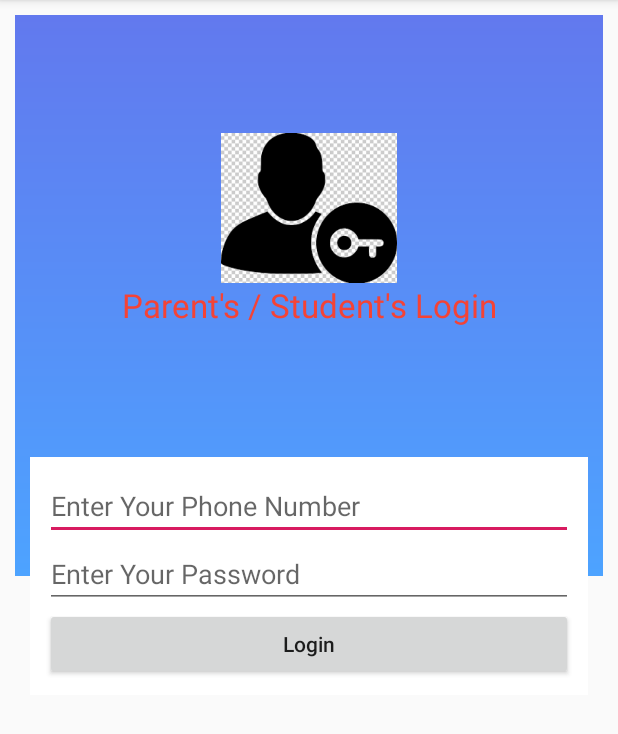
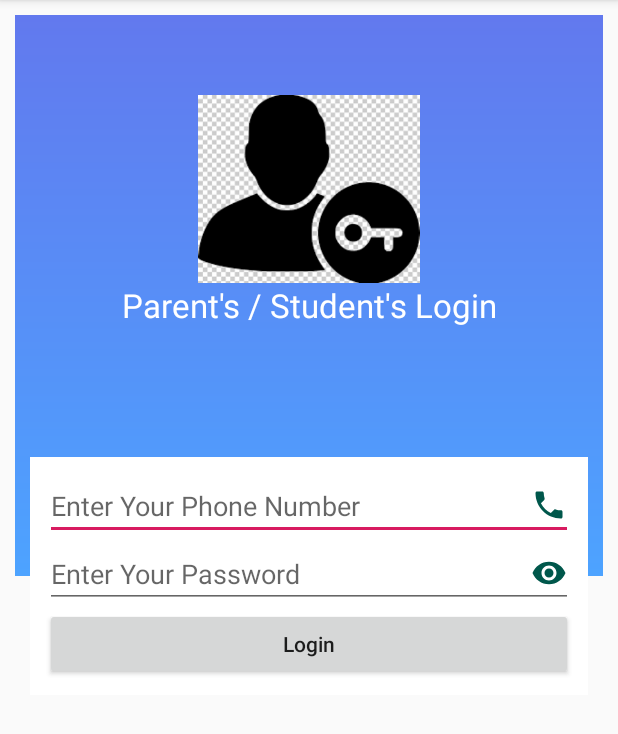
Before and after one commit to shub-naik/UpdatedSmartSchoolApp, an Android app: the ParentActivity screen opened directly, with no data from a screen before it, on a phone screen of 412 x 824 dp, the part 84-818 px from its top. Run offline under Robolectric (Android 15) with nearby library versions, the phone set to English and light mode, and no system bars; our stand-ins replace Firebase (no records; nobody signed in at launch, a user with empty details on screens opened directly).

Commit message:
Updated App Teacher Login

```diff
--- /dev/null
+++ b/app/src/main/res/drawable/ic_phone_black_24dp.xml
@@ -0,0 +1,5 @@
+<vector android:height="24dp" android:tint="#FBFBFB"
+    android:viewportHeight="24.0" android:viewportWidth="24.0"
+    android:width="24dp" xmlns:android="http://schemas.android.com/apk/res/android">
+    <path android:fillColor="#FF000000" android:pathData="M6.62,10.79c1.44,2.83 3.76,5.14 6.59,6.59l2.2,-2.2c0.27,-0.27 0.67,-0.36 1.02,-0.24 1.12,0.37 2.33,0.57 3.57,0.57 0.55,0 1,0.45 1,1V20c0,0.55 -0.45,1 -1,1 -9.39,0 -17,-7.61 -17,-17 0,-0.55 0.45,-1 1,-1h3.5c0.55,0 1,0.45 1,1 0,1.25 0.2,2.45 0.57,3.57 0.11,0.35 0.03,0.74 -0.25,1.02l-2.2,2.2z"/>
+</vector>
--- /dev/null
+++ b/app/src/main/res/drawable/password_visible.xml
@@ -0,0 +1,5 @@
+<vector android:height="24dp" android:tint="#FBFBFB"
+    android:viewportHeight="24.0" android:viewportWidth="24.0"
+    android:width="24dp" xmlns:android="http://schemas.android.com/apk/res/android">
+    <path android:fillColor="#FF000000" android:pathData="M12,4.5C7,4.5 2.73,7.61 1,12c1.73,4.39 6,7.5 11,7.5s9.27,-3.11 11,-7.5c-1.73,-4.39 -6,-7.5 -11,-7.5zM12,17c-2.76,0 -5,-2.24 -5,-5s2.24,-5 5,-5 5,2.24 5,5 -2.24,5 -5,5zM12,9c-1.66,0 -3,1.34 -3,3s1.34,3 3,3 3,-1.34 3,-3 -1.34,-3 -3,-3z"/>
+</vector>
--- a/app/src/main/res/layout/activity_parent.xml
+++ b/app/src/main/res/layout/activity_parent.xml
@@ -10,7 +10,6 @@
         android:padding="10dp">
 
         <LinearLayout xmlns:android="http://schemas.android.com/apk/res/android"
-            xmlns:app="http://schemas.android.com/apk/res-auto"
             xmlns:tools="http://schemas.android.com/tools"
             android:layout_width="match_parent"
             android:layout_height="match_parent"
@@ -45,12 +44,18 @@
                 android:id="@+id/edtParentPhoneNumber"
                 android:layout_width="match_parent"
                 android:layout_height="wrap_content"
+                android:drawableRight="@drawable/ic_phone_black_24dp"
+                android:drawablePadding="10dp"
+                android:drawableTint="@color/colorPrimaryDark"
                 android:hint="Enter Your Phone Number" />
 
             <EditText
                 android:id="@+id/edtParentPassword"
                 android:layout_width="match_parent"
                 android:layout_height="wrap_content"
+                android:drawableRight="@drawable/password_visible"
+                android:drawablePadding="10dp"
+                android:drawableTint="@color/colorPrimaryDark"
                 android:hint="Enter Your Password" />
 
             <Button
@@ -69,11 +74,11 @@
             android:gravity="center"
             android:text="Parent's / Student's Login"
             android:textAppearance="@style/TextAppearance.AppCompat.Large"
-            android:textColor="@color/red" />
+            android:textColor="@color/ToolbarColor" />
 
         <ImageView
             android:layout_width="200dp"
-            android:layout_height="100dp"
+            android:layout_height="125dp"
             android:layout_above="@+id/ParentLoginSymbol"
             android:layout_centerHorizontal="true"
             android:src="@drawable/login_icon" />
```
